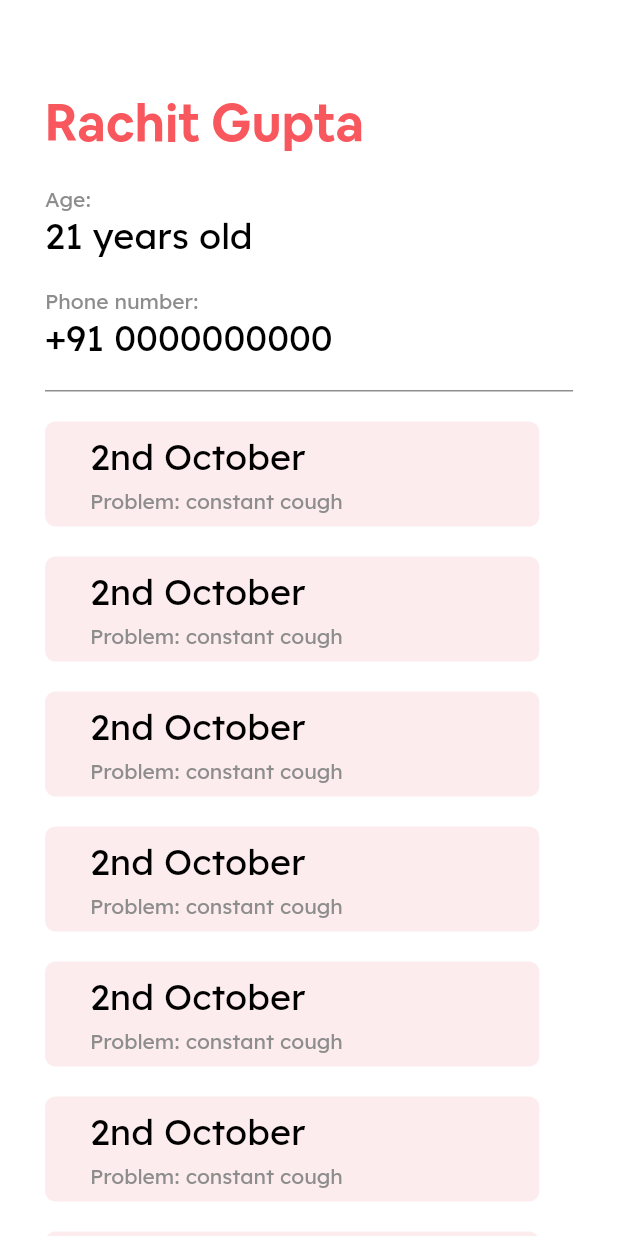
After one commit to MLH-Fellowship/soochit, a Flutter app: the screen it shows after launch, after a tap on "2nd October", on a phone screen of 412 x 824 dp. The commit adds this screen. Run offline on Flutter 3.47's test engine with Material 2 defaults, Android fonts, the phone set to English and light mode, and no system bars; our stand-ins replace firebase_auth, flutter_mobx, mobx; missing offline and left inert: numeric_keyboard; accounts and stored records are empty; generated files the repository leaves out were written again; network calls fail.

Commit message:
ui: doctor home + patient profile

```diff
--- a/lib/global/myStrings.dart
+++ b/lib/global/myStrings.dart
@@ -31,6 +31,7 @@ class MyStrings {
   static const time = "12:00 PM";
   static const date = "2nd October";
   static const doctorName = "Dr. Rachit Gupta";
+  static const phoneNumber = "+91 0000000000";
 
   // >>>>>>>>>>>>>>>>>>>> PATIENT >>>>>>>>>>>>>>>>>>>>
 
@@ -40,5 +41,17 @@ class MyStrings {
   //prescription history
   static const patientPrescriptionHistoryLabel = "$patientName's Prescription History";
 
-//TODO: >>>>>>>>>>>>>>>>>>>> DOCTOR >>>>>>>>>>>>>>>>>>>>
+  // >>>>>>>>>>>>>>>>>>>> DOCTOR >>>>>>>>>>>>>>>>>>>>
+
+  //home
+  static const doctorPreviousPatients = "$doctorName's Previous Patients";
+  static const recentAppointmentDate = "2nd Oct";
+
+  //patient's profile (doctor's pov)
+  static const ageLabel = "Age";
+  static const phoneNumberLabel = "Phone number";
+  static const sampleAge = "21";
+  static const yearsOldLabel = "years old";
+  static const sampleProblem = "Problem: constant cough";
+  static const searchPatientsLabel = "Search patients";
 }
--- a/lib/main.dart
+++ b/lib/main.dart
@@ -10,6 +10,8 @@ import 'pages/login.dart';
 import 'pages/doctor-specific/homeDoctor.dart';
 import 'pages/patient-specific/homePatient.dart';
 import 'pages/patient-specific/prescriptionHistory.dart';
+import 'pages/doctor-specific/samplePatientProfile.dart';
+
 
 void main() {
   runApp(MyApp());
@@ -42,7 +44,7 @@ class _MyAppState extends State<MyApp> {
         child: MaterialApp(
           title: 'Soochit',
           debugShowCheckedModeBanner: false,
-          home: EnterOTP(),
+          home: HomeDoctor(),
           routes: {
             EnterOTP.id: (context) => EnterOTP(),
             Register.id: (context) => Register(),
@@ -53,6 +55,7 @@ class _MyAppState extends State<MyApp> {
             HomeDoctor.id: (context) => HomeDoctor(),
             HomePatient.id: (context) => HomePatient(),
             PrescriptionHistory.id: (context) => PrescriptionHistory(),
+            SamplePatientProfile.id: (context) => SamplePatientProfile(),
           },
         ),
       ),
--- a/lib/pages/doctor-specific/homeDoctor.dart
+++ b/lib/pages/doctor-specific/homeDoctor.dart
@@ -1,4 +1,9 @@
 import 'package:flutter/material.dart';
+import 'package:soochit/global/myColors.dart';
+import 'package:soochit/global/myDimens.dart';
+import 'package:soochit/global/mySpaces.dart';
+import 'package:soochit/global/myStrings.dart';
+import 'package:soochit/widgets/previousPatientCard.dart';
 
 class HomeDoctor extends StatefulWidget {
   static String id = "homeDoctor";
@@ -9,6 +14,57 @@ class HomeDoctor extends StatefulWidget {
 class _HomeDoctorState extends State<HomeDoctor> {
   @override
   Widget build(BuildContext context) {
-    return Container();
+    return Scaffold(
+      backgroundColor: MyColors.white,
+    body: SafeArea(
+          child: SingleChildScrollView(
+          child: Container(
+            margin: EdgeInsets.all(MyDimens.double_30),
+            child: Column(
+              children: [
+                MySpaces.vMediumGapInBetween,
+                Text(
+                  MyStrings.patientPrescriptionHistoryLabel, style: Theme.of(context).textTheme.headline4.copyWith(color: MyColors.primaryColor, fontFamily: 'airbnb'),
+                ),
+                MySpaces.vLargeGapInBetween,
+                Container(
+                  width: MediaQuery.of(context).size.width*0.80,
+                  margin: EdgeInsets.only(bottom: MyDimens.double_30),
+                  child: TextField(
+                    decoration: InputDecoration(
+                      prefixIcon: Icon(Icons.search, color: MyColors.black,),
+                      border: OutlineInputBorder(borderRadius: BorderRadius.circular(MyDimens.double_7)),
+                    ),
+                  ),
+                    height: 50,
+                ),
+                Column(
+                  children: [
+                    PreviousPatientCard(),
+                    MySpaces.vSmallGapInBetween,
+                    PreviousPatientCard(),
+                    MySpaces.vSmallGapInBetween,
+                    PreviousPatientCard(),
+                    MySpaces.vSmallGapInBetween,
+                    PreviousPatientCard(),
+                    MySpaces.vSmallGapInBetween,
+                    PreviousPatientCard(),
+                    MySpaces.vSmallGapInBetween,
+                    PreviousPatientCard(),
+                    MySpaces.vSmallGapInBetween,
+                    PreviousPatientCard(),
+                    MySpaces.vSmallGapInBetween,
+                    PreviousPatientCard(),
+                    MySpaces.vSmallGapInBetween,
+                    PreviousPatientCard(),
+                    MySpaces.vSmallGapInBetween,
+                  ],
+                )
+              ],
+            ),
+          ),
+        )
+      ),
+    );
   }
 }
--- /dev/null
+++ b/lib/pages/doctor-specific/samplePatientProfile.dart
@@ -0,0 +1,71 @@
+import 'package:flutter/material.dart';
+import 'package:soochit/global/myDimens.dart';
+import 'package:soochit/global/mySpaces.dart';
+import 'package:soochit/global/myColors.dart';
+import 'package:soochit/global/myStrings.dart';
+import 'package:soochit/widgets/prescriptionHistoryCard.dart';
+
+class SamplePatientProfile extends StatefulWidget {
+  static String id = "samplePatientProfile";
+  @override
+  _SamplePatientProfileState createState() => _SamplePatientProfileState();
+}
+
+class _SamplePatientProfileState extends State<SamplePatientProfile> {
+  @override
+  Widget build(BuildContext context) {
+    return Scaffold(
+      backgroundColor: MyColors.white,
+      body: SafeArea(
+          child: SingleChildScrollView(
+            child: Container(
+              margin: EdgeInsets.all(MyDimens.double_30),
+              child: Column(
+                crossAxisAlignment: CrossAxisAlignment.start,
+                children: [
+                  MySpaces.vMediumGapInBetween,
+                  Text(
+                    MyStrings.patientName, style: Theme.of(context).textTheme.headline4.copyWith(color: MyColors.primaryColor, fontFamily: 'airbnb'),
+                  ),
+                  MySpaces.vSmallGapInBetween,
+                  Text(
+                    MyStrings.ageLabel + ":", style: Theme.of(context).textTheme.bodyText1.copyWith(color: MyColors.grey, fontFamily: 'lexenddeca'),
+                  ),
+                  Text(
+                    MyStrings.sampleAge + " " + MyStrings.yearsOldLabel, style: Theme.of(context).textTheme.headline5.copyWith(color: MyColors.black, fontFamily: 'lexenddeca'),
+                  ),
+                  MySpaces.vSmallGapInBetween,
+                  Text(
+                    MyStrings.phoneNumberLabel + ":", style: Theme.of(context).textTheme.bodyText1.copyWith(color: MyColors.grey, fontFamily: 'lexenddeca'),
+                  ),
+                  Text(
+                    MyStrings.phoneNumber, style: Theme.of(context).textTheme.headline5.copyWith(color: MyColors.black, fontFamily: 'lexenddeca'),
+                  ),
+                  MySpaces.vSmallGapInBetween,
+                  Container(
+                    width: double.infinity,
+                    height: MyDimens.double_1,
+                    color: MyColors.grey,
+                  ),
+                  MySpaces.vSmallGapInBetween,
+                  PrescriptionHistoryCard(),
+                  MySpaces.vSmallGapInBetween,
+                  PrescriptionHistoryCard(),
+                  MySpaces.vSmallGapInBetween,
+                  PrescriptionHistoryCard(),
+                  MySpaces.vSmallGapInBetween,
+                  PrescriptionHistoryCard(),
+                  MySpaces.vSmallGapInBetween,
+                  PrescriptionHistoryCard(),
+                  MySpaces.vSmallGapInBetween,
+                  PrescriptionHistoryCard(),
+                  MySpaces.vSmallGapInBetween,
+                  PrescriptionHistoryCard(),
+                ],
+              ),
+            ),
+          )
+      ),
+    );
+  }
+}
--- a/lib/widgets/prescriptionHistoryCard.dart
+++ b/lib/widgets/prescriptionHistoryCard.dart
@@ -26,7 +26,7 @@ class PrescriptionHistoryCard extends StatelessWidget {
             ),
             MySpaces.vSmallestGapInBetween,
             Text(
-              MyStrings.doctorName,style: Theme.of(context).textTheme.bodyText2.copyWith(color: MyColors.grey, fontFamily: 'lexenddeca'),
+              MyStrings.sampleProblem,style: Theme.of(context).textTheme.bodyText2.copyWith(color: MyColors.grey, fontFamily: 'lexenddeca'),
             ),
           ],
         )
--- /dev/null
+++ b/lib/widgets/previousPatientCard.dart
@@ -0,0 +1,58 @@
+import 'package:flutter/material.dart';
+import 'package:soochit/global/mySpaces.dart';
+import 'package:soochit/global/myColors.dart';
+import 'package:soochit/global/myDimens.dart';
+import 'package:soochit/global/myStrings.dart';
+import 'package:soochit/pages/doctor-specific/samplePatientProfile.dart';
+
+class PreviousPatientCard extends StatelessWidget {
+
+  @override
+  Widget build(BuildContext context) {
+    return GestureDetector(
+      onTap: (){
+        Navigator.pushNamed(context, SamplePatientProfile.id);
+      },
+      child: Container(
+          padding: EdgeInsets.symmetric(horizontal: MyDimens.double_30),
+          height: MyDimens.double_70,
+          width: MediaQuery.of(context).size.width*0.80,
+          decoration: BoxDecoration(
+            borderRadius: BorderRadius.circular(MyDimens.double_7),
+            color: MyColors.lightestPink,
+          ),
+          child:
+          Row(
+            mainAxisAlignment: MainAxisAlignment.center,
+            children: [
+              new Container(
+                  width: 40.0,
+                  height: 40.0,
+                  decoration: new BoxDecoration(
+                      shape: BoxShape.circle,
+                      image: new DecorationImage(
+                        fit: BoxFit.fill,
+                        image: new NetworkImage(
+                            "https://github.com/dotrachit.png"),
+                      )
+                  )),
+              MySpaces.hSmallGapInBetween,
+              Column(
+                mainAxisAlignment: MainAxisAlignment.center,
+                crossAxisAlignment: CrossAxisAlignment.start,
+                children: [
+                  Text(
+                    MyStrings.date,style: Theme.of(context).textTheme.headline5.copyWith(color: MyColors.black, fontFamily: 'lexenddeca'),
+                  ),
+                  MySpaces.vSmallestGapInBetween,
+                  Text(
+                    MyStrings.phoneNumber + ' • ' + MyStrings.recentAppointmentDate,style: Theme.of(context).textTheme.bodyText2.copyWith(color: MyColors.grey, fontFamily: 'lexenddeca'),
+                  ),
+                ],
+              )
+            ],
+          )
+      ),
+    );
+  }
+}
```
